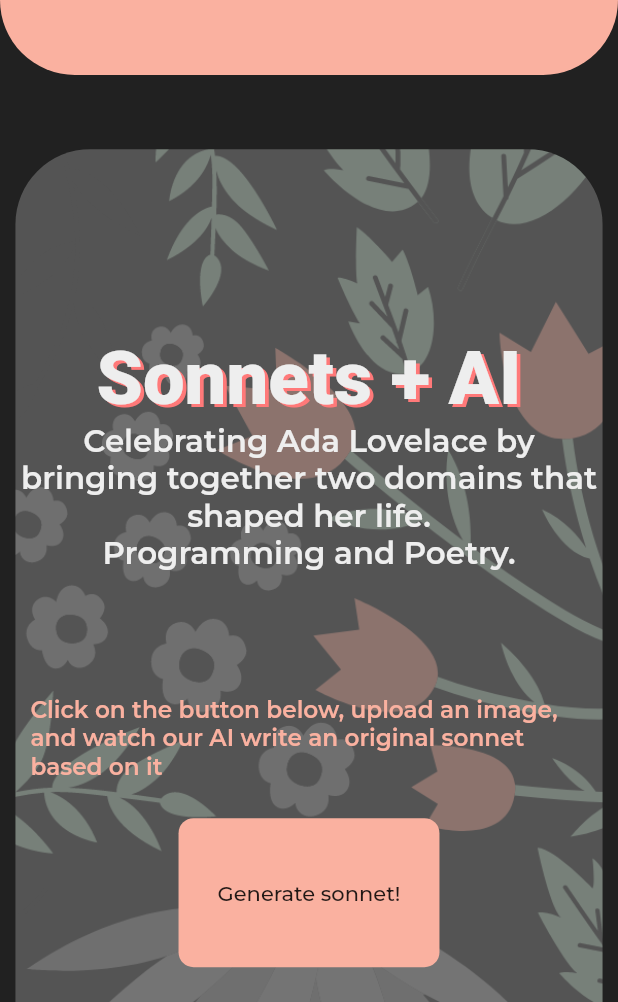
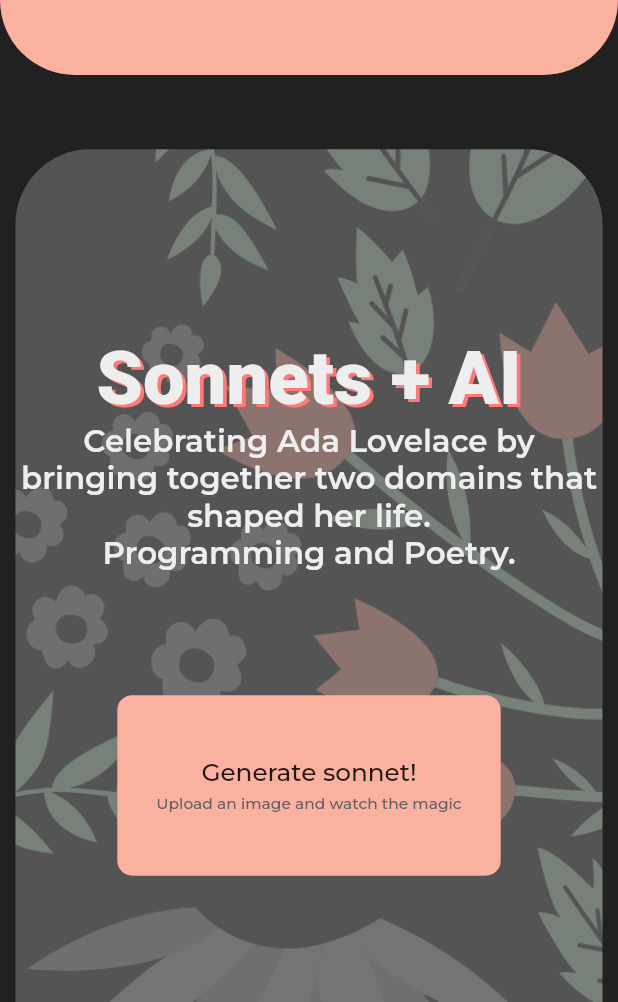
Before and after one commit to Soundarya03/TeamTesseract, a Flutter app: the screen it shows after launch, on a phone screen of 412 x 824 dp, the part 234-1236 px from its top. Run offline on Flutter 3.47's test engine with Material 2 defaults, Android fonts, the light colour scheme and no system bars; drawn by our look-alikes of auto_size_text; our stand-ins replace flutter_spinkit, google_fonts; missing offline and left inert: clipboard, dart:html.

Commit message:
slight modifications to UI

```diff
--- a/lib/widgets/home.dart
+++ b/lib/widgets/home.dart
@@ -199,7 +199,7 @@ class _HomeBodyState extends State<HomeBody> {
         ),
         child:
             (showpoemWidget) //this ternary operator serves the crucial prpose of displaying dynamic content.
-                ? (!isLoading) //the ! SHOULD BE REMOVED !!!
+                ? (isLoading) //the ! SHOULD BE REMOVED !!!
                     ? LoadingWidget(
                         child: Image.memory(
                         uploadedImage,
@@ -239,19 +239,6 @@ class _HomeBodyState extends State<HomeBody> {
                         ),
                       ),
                       SizedBox(height: height * 0.1),
-                      Padding(
-                        padding: EdgeInsets.fromLTRB(10, 0, 10, 25),
-                        child: Text(
-                          "Click on the button below, upload an image, and watch our AI write an original sonnet based on it",
-                          style: TextStyle(
-                            fontWeight: FontWeight.w600,
-                            color: Color(0xfffab1a0),
-                            fontSize: (width < 725)
-                                ? font * 0.75
-                                : font, //height * 0.03,
-                          ),
-                        ),
-                      ),
                       FlatButton(
                         onPressed: () {
                           startFilePicker(); //writePoem()
@@ -262,7 +249,28 @@ class _HomeBodyState extends State<HomeBody> {
                         child: Padding(
                           padding: EdgeInsets.fromLTRB(
                               10.0, height * 0.05, 10, height * 0.05),
-                          child: Text("Generate sonnet!"),
+                          child: Column(
+                            children: [
+                              Text(
+                                "Generate sonnet!",
+                                style: TextStyle(
+                                  fontSize:
+                                      (width < 725) ? font * 0.8 : font * 1.1,
+                                ),
+                              ),
+                              Padding(
+                                padding: const EdgeInsets.only(top: 5.0),
+                                child: Text(
+                                  "Upload an image and watch the magic",
+                                  style: TextStyle(
+                                    color: Colors.grey[700],
+                                    fontSize:
+                                        (width < 725) ? font * 0.5 : font * 0.7,
+                                  ),
+                                ),
+                              ),
+                            ],
+                          ),
                         ),
                       ),
                       SizedBox(height: height * 0.01),
```
